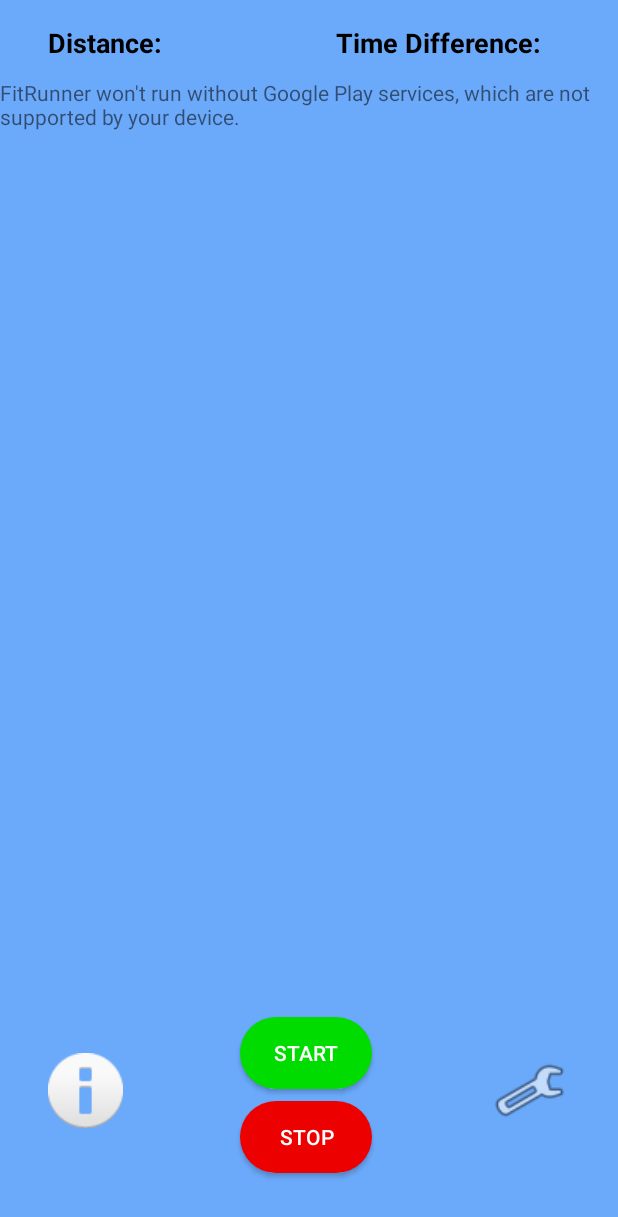
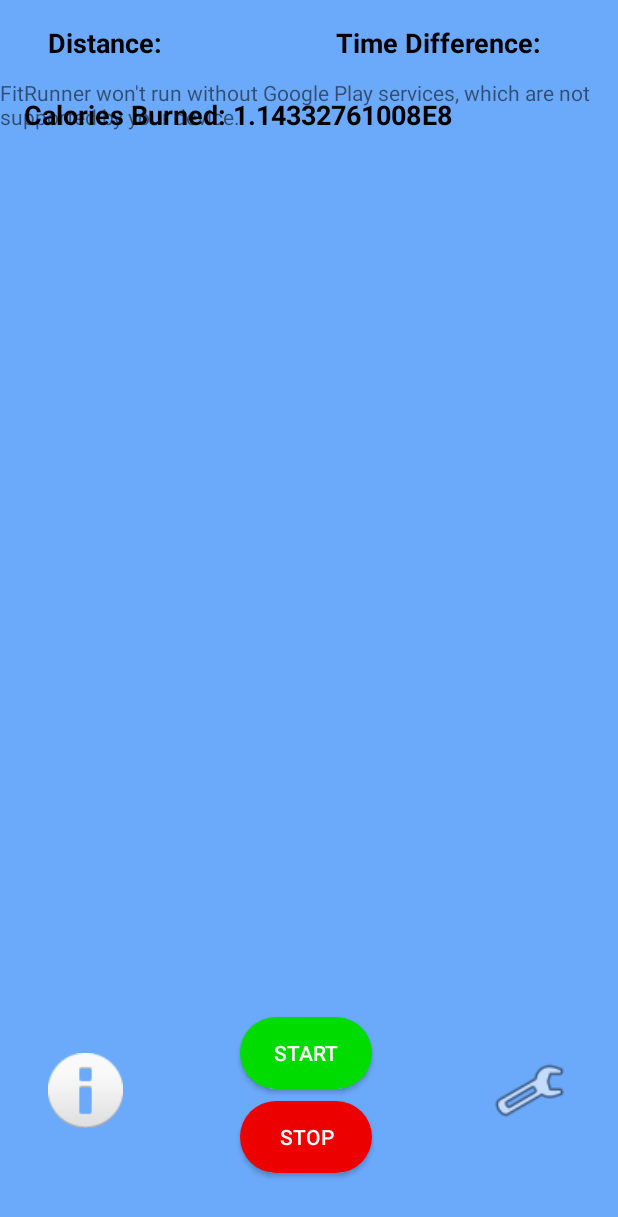
Before and after one commit to DarkoPuljic/FitRunnerDare, an Android app: the MainActivity screen opened directly, with no data from a screen before it, after a tap on "STOP", on a phone screen of 412 x 824 dp. Shown: the top 1217 px of the screen. Run offline under Robolectric (Android 15) with nearby library versions, the light colour scheme and no system bars.

Commit message:
Za kalorije

```diff
--- a/app/src/main/java/com/example/myapplication/MainActivity.java
+++ b/app/src/main/java/com/example/myapplication/MainActivity.java
@@ -10,6 +10,12 @@ import android.view.View;
 import android.widget.ImageButton;
 import android.widget.TextView;
 import android.widget.Toast;
+import android.os.Bundle;
+import android.view.View;
+import android.widget.Button;
+import android.widget.EditText;
+import android.widget.TextView;
+import androidx.appcompat.app.AppCompatActivity;
 
 import androidx.annotation.NonNull;
 import androidx.appcompat.app.AppCompatActivity;
@@ -41,6 +47,7 @@ public class MainActivity extends AppCompatActivity implements OnMapReadyCallbac
     private boolean dataSaved = false;
     private ImageButton btnset, btnhis;
 
+    private static final double CALORIES_BURNED_PER_MINUTE_WALKING = 4.0;
 
     @Override
     protected void onCreate(Bundle savedInstanceState) {
@@ -64,8 +71,18 @@ public class MainActivity extends AppCompatActivity implements OnMapReadyCallbac
             Intent intent = new Intent(MainActivity.this, HistoryActivity.class);
             startActivity(intent);
         });
+        Button stopButton = findViewById(R.id.stop_button);
+        stopButton.setOnClickListener(new View.OnClickListener() {
+            @Override
+            public void onClick(View v) {
+                onStopButtonClick(v);
+                // Calculate calories burned and update UI
+                double caloriesBurned = calculateCaloriesBurned("Walking", getElapsedTimeInMinutes());
+                updateCaloriesBurnedTextView(caloriesBurned);
+            }
+        });
+    }
 
-    }
 
     @Override
     public void onMapReady(GoogleMap googleMap) {
@@ -198,4 +215,26 @@ public class MainActivity extends AppCompatActivity implements OnMapReadyCallbac
         String timeString = String.format(Locale.getDefault(), "%02d:%02d:%02d", hours, minutes, seconds);
         timerText.setText("Elapsed Time: " + timeString);
     }
+
+
+    private double calculateCaloriesBurned(String activity, double durationInMinutes) {
+        // This method calculates calories burned based on the activity and duration
+        // You can replace this with your actual calorie calculation algorithm
+        if (activity.equalsIgnoreCase("Walking")) {
+            return CALORIES_BURNED_PER_MINUTE_WALKING * durationInMinutes;
+        }
+        return 0.0; // Default value
+    }
+
+    private double getElapsedTimeInMinutes() {
+        // This method calculates the elapsed time in minutes
+        long elapsedTimeMillis = stopTimeMillis - startTimeMillis;
+        return (double) elapsedTimeMillis / (1000 * 60); // Convert milliseconds to minutes
+    }
+
+    private void updateCaloriesBurnedTextView(double caloriesBurned) {
+        // Update the TextView with the calculated calories burned
+        TextView caloriesBurnedTextView = findViewById(R.id.caloriesBurnedTextView);
+        caloriesBurnedTextView.setText("Calories Burned: " + caloriesBurned);
+    }
 }
--- a/app/src/main/res/layout/activity_main.xml
+++ b/app/src/main/res/layout/activity_main.xml
@@ -142,5 +142,21 @@
         app:layout_constraintTop_toTopOf="@+id/guideline2"
         app:srcCompat="@android:drawable/ic_dialog_info" />
 
+    <!-- ImageButton for settings -->
+
+    <TextView
+        android:id="@+id/caloriesBurnedTextView"
+        android:layout_width="wrap_content"
+        android:layout_height="wrap_content"
+        android:layout_marginStart="16dp"
+        android:layout_marginTop="64dp"
+        android:text="Calories Burned: "
+        android:textColor="@color/black"
+        android:textSize="18sp"
+        android:textStyle="bold"
+        app:layout_constraintStart_toStartOf="parent"
+        app:layout_constraintTop_toTopOf="parent" />
+
+    <!-- ImageButton for history -->
 
 </androidx.constraintlayout.widget.ConstraintLayout>
```
